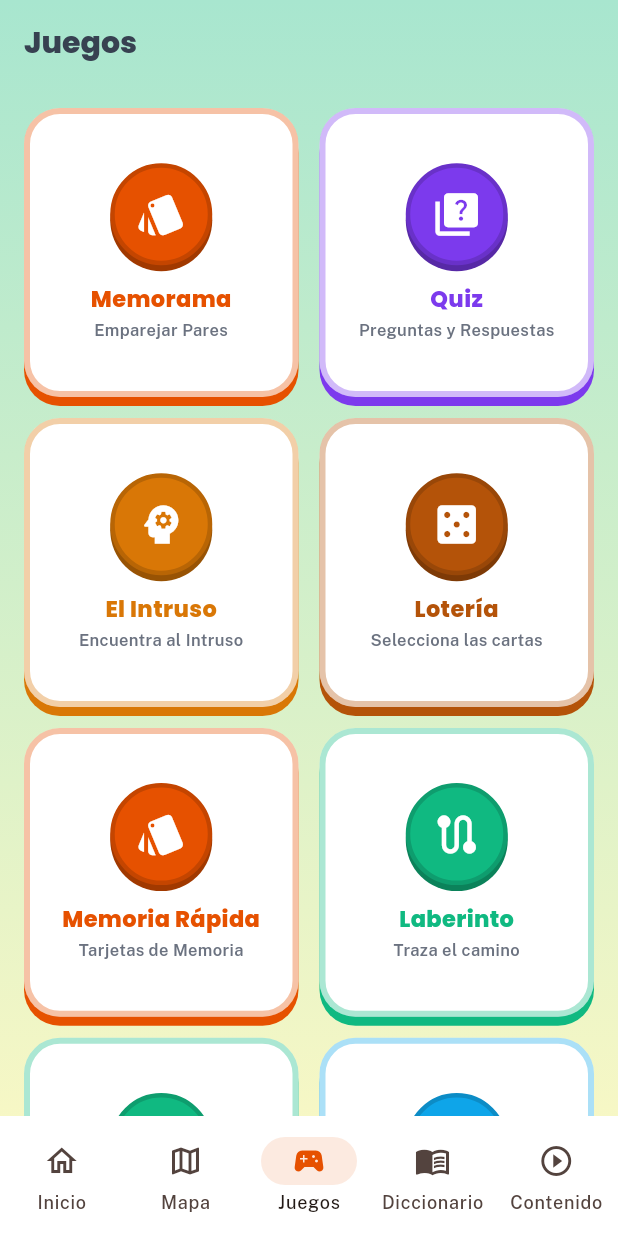
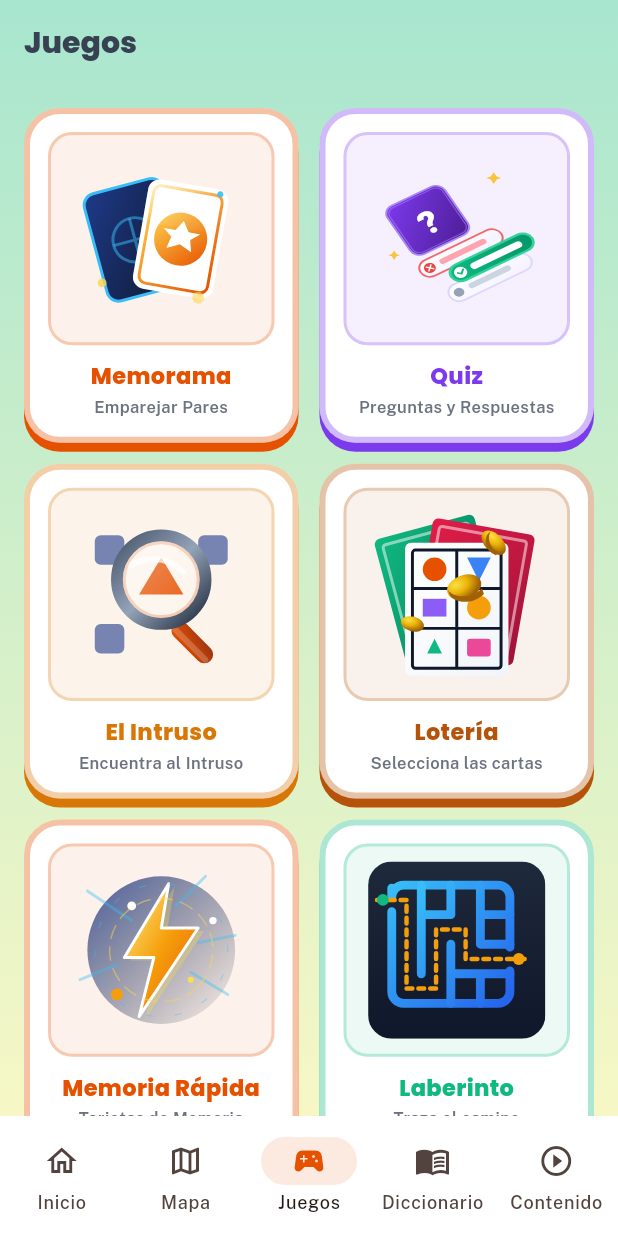
Before and after one commit to Daniel7TG/Ntsifiyo-Mobile, a Flutter app: the GamesHubScreen screen opened by its route, on a phone screen of 412 x 824 dp. Run offline on Flutter 3.47's test engine with Material 3 defaults, Android fonts, the light colour scheme and no system bars; our stand-ins replace cached_network_image, connectivity_plus, dio, drift, drift_flutter, flutter_riverpod and 6 more; accounts and stored records are empty; generated files the repository leaves out were written again; network calls fail.

Commit message:
Fix juegos que caían a 'en construcción' (despacho por ruta como la web), diccionario offline-first instantáneo con refresh en segundo plano y media del bundle, imágenes de red con caché, SVGs premium en tarjetas de juegos, y mapa a pantalla completa en horizontal (sin header ni nav, vuelve a vertical al jugar)

```diff
--- a/lib/features/dictionary/dictionary_screen.dart
+++ b/lib/features/dictionary/dictionary_screen.dart
@@ -62,7 +62,8 @@ class _DictionaryScreenState extends ConsumerState<DictionaryScreen> {
           IconButton(
             tooltip: 'Actualizar',
             icon: const Icon(Icons.refresh),
-            onPressed: () => ref.invalidate(dictionaryProvider),
+            onPressed: () =>
+                ref.read(dictionaryProvider.notifier).refresh(),
           ),
         ],
       ),
@@ -71,7 +72,7 @@ class _DictionaryScreenState extends ConsumerState<DictionaryScreen> {
             const LoadingState(message: 'Cargando diccionario...'),
         error: (e, _) => ErrorState(
           message: e.toString(),
-          onRetry: () => ref.invalidate(dictionaryProvider),
+          onRetry: () => ref.read(dictionaryProvider.notifier).refresh(),
         ),
         data: (data) => _selectedCategory == null
             ? _buildCategoryGrid(data)
--- a/lib/features/games/games_hub_screen.dart
+++ b/lib/features/games/games_hub_screen.dart
@@ -1,12 +1,13 @@
 import 'package:flutter/material.dart';
+import 'package:flutter_svg/flutter_svg.dart';
 import 'package:go_router/go_router.dart';
 
 import '../../app/activity_config.dart';
 import '../../app/theme.dart';
 import '../../shared/widgets/kid_card.dart';
 
-/// Cuadrícula de los 10 juegos con tarjetas propias (ícono material +
-/// color del juego), sin SVGs.
+/// Cuadrícula de los 10 juegos con sus SVGs premium (mirror de las tarjetas
+/// del panel de juegos de la web).
 class GamesHubScreen extends StatelessWidget {
   const GamesHubScreen({super.key});
 
@@ -21,37 +22,34 @@ class GamesHubScreen extends StatelessWidget {
           crossAxisCount: 2,
           mainAxisSpacing: 14,
           crossAxisSpacing: 14,
-          childAspectRatio: 0.95,
+          childAspectRatio: 0.82,
         ),
         itemCount: playableGameTypes.length,
         itemBuilder: (context, index) {
           final info = activityConfig[playableGameTypes[index]]!;
           return KidCard(
             accentColor: info.color,
-            padding: const EdgeInsets.all(14),
+            padding: const EdgeInsets.all(12),
             onTap: () => context.go('/juegos/${info.id}'),
             child: Column(
-              mainAxisAlignment: MainAxisAlignment.center,
               children: [
-                // Insignia circular del juego
-                Container(
-                  width: 68,
-                  height: 68,
-                  decoration: BoxDecoration(
-                    color: info.color,
-                    shape: BoxShape.circle,
-                    border:
-                        Border.all(color: darken(info.color, 0.15), width: 3),
-                    boxShadow: [
-                      BoxShadow(
-                        color: darken(info.color, 0.3),
-                        offset: const Offset(0, 4),
-                      ),
-                    ],
+                // Ilustración SVG del juego sobre fondo suave del color
+                Expanded(
+                  child: Container(
+                    width: double.infinity,
+                    decoration: BoxDecoration(
+                      color: info.color.withValues(alpha: 0.08),
+                      borderRadius: BorderRadius.circular(16),
+                      border: Border.all(
+                          color: info.color.withValues(alpha: 0.25),
+                          width: 2),
+                    ),
+                    padding: const EdgeInsets.all(10),
+                    child: SvgPicture.asset(info.svgAsset,
+                        fit: BoxFit.contain),
                   ),
-                  child: Icon(info.icon, color: Colors.white, size: 34),
                 ),
-                const SizedBox(height: 12),
+                const SizedBox(height: 10),
                 Text(
                   info.title,
                   textAlign: TextAlign.center,
@@ -68,7 +66,7 @@ class GamesHubScreen extends StatelessWidget {
                 Text(
                   info.subtitle,
                   textAlign: TextAlign.center,
-                  maxLines: 2,
+                  maxLines: 1,
                   overflow: TextOverflow.ellipsis,
                   style: const TextStyle(
                     fontSize: 11,
--- a/lib/features/shell/app_shell.dart
+++ b/lib/features/shell/app_shell.dart
@@ -8,6 +8,7 @@ import '../../core/sync/game_cache_service.dart';
 import '../../core/sync/sync_service.dart';
 import '../../shared/widgets/states.dart';
 import '../dashboard/dashboard_providers.dart';
+import '../map/map_screen.dart' show enterMapChrome, exitMapChrome;
 import '../sync/sync_summary_sheet.dart';
 
 /// Shell principal con bottom navigation (reemplaza el sidebar de la web).
@@ -23,6 +24,11 @@ class AppShell extends ConsumerStatefulWidget {
 }
 
 class _AppShellState extends ConsumerState<AppShell> {
+  static const _mapBranch = 1;
+  int _lastChromeIndex = -1;
+
+  bool get _isMapTab => widget.navigationShell.currentIndex == _mapBranch;
+
   @override
   void initState() {
     super.initState();
@@ -33,9 +39,30 @@ class _AppShellState extends ConsumerState<AppShell> {
     });
   }
 
+  /// El mapa se muestra a pantalla completa y en horizontal; el resto de
+  /// pestañas siempre en vertical con la barra visible.
+  void _applyChromeForTab() {
+    final index = widget.navigationShell.currentIndex;
+    if (index == _lastChromeIndex) return;
+    _lastChromeIndex = index;
+    if (index == _mapBranch) {
+      enterMapChrome();
+    } else {
+      exitMapChrome();
+    }
+  }
+
+  @override
+  void dispose() {
+    // Al salir del shell (logout), restaurar la orientación vertical.
+    exitMapChrome();
+    super.dispose();
+  }
+
   @override
   Widget build(BuildContext context) {
     final isOnline = ref.watch(isOnlineProvider);
+    _applyChromeForTab();
 
     // Mostrar el resumen de sincronización cuando esté listo.
     ref.listen(syncControllerProvider, (previous, summary) async {
@@ -58,12 +85,15 @@ class _AppShellState extends ConsumerState<AppShell> {
       backgroundColor: Colors.transparent,
       body: Column(
         children: [
-          if (!isOnline)
+          if (!isOnline && !_isMapTab)
             const SafeArea(bottom: false, child: OfflineBanner()),
           Expanded(child: widget.navigationShell),
         ],
       ),
-      bottomNavigationBar: NavigationBar(
+      // El mapa es pantalla completa: sin barra de navegación.
+      bottomNavigationBar: _isMapTab
+          ? null
+          : NavigationBar(
         selectedIndex: widget.navigationShell.currentIndex,
         onDestinationSelected: (index) => widget.navigationShell.goBranch(
           index,
--- a/lib/main.dart
+++ b/lib/main.dart
@@ -1,4 +1,5 @@
 import 'package:flutter/material.dart';
+import 'package:flutter/services.dart';
 import 'package:flutter_riverpod/flutter_riverpod.dart';
 import 'package:flutter_secure_storage/flutter_secure_storage.dart';
 
@@ -10,6 +11,9 @@ import 'features/auth/auth_controller.dart';
 
 Future<void> main() async {
   WidgetsFlutterBinding.ensureInitialized();
+
+  // La app vive en vertical; solo el mapa cambia a horizontal.
+  await SystemChrome.setPreferredOrientations([DeviceOrientation.portraitUp]);
 
   // Cargar la sesión guardada antes de decidir la pantalla inicial.
   final sessionStore = SessionStore(const FlutterSecureStorage());
```
Also changed, not shown: lib/data/models/models.dart (+22 -0 lines), lib/features/dictionary/dictionary_repository.dart (+144 -36 lines), lib/features/games/game_access_screen.dart (+9 -12 lines), lib/features/games/game_play_screen.dart (+8 -1 lines), lib/features/games/game_session.dart (+8 -0 lines), lib/features/games/widgets/game_widgets.dart (+24 -9 lines), lib/features/map/map_screen.dart (+127 -41 lines).
